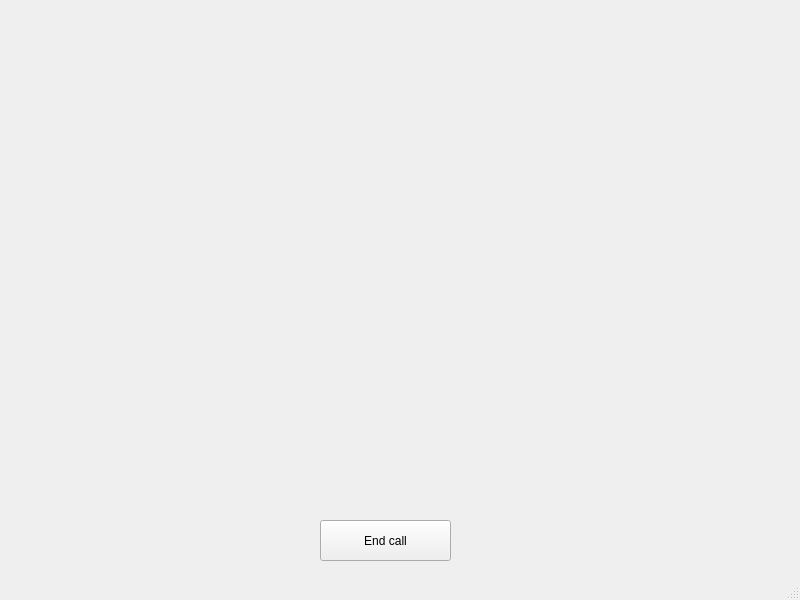
First picture: the form in ui/callwindow.ui, repository ultravideo/uvgComm, before the edit.
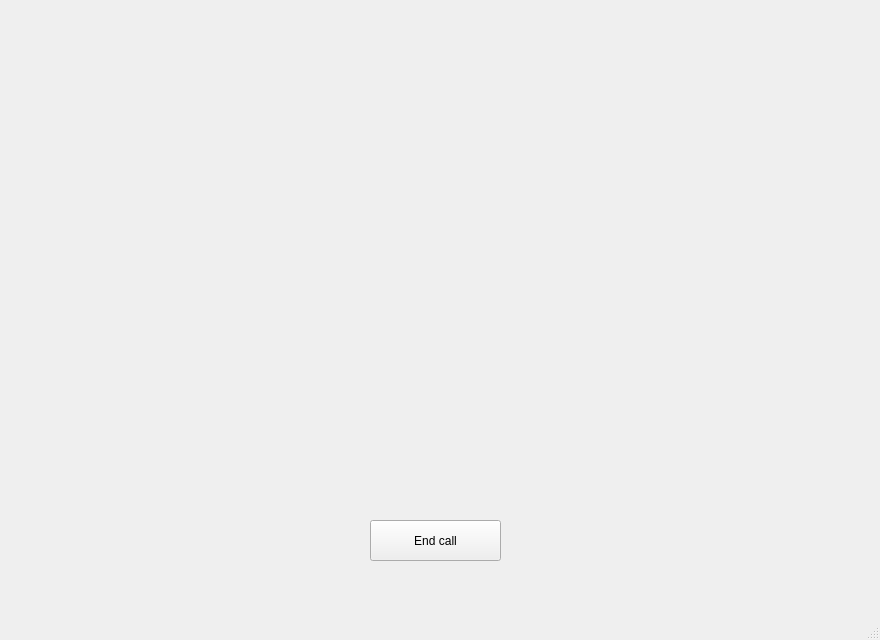
Second picture: the form after the edit. Custom widgets are drawn as their Qt base class.

Commit message: RTP receiver sends data forward now. Small UI changes.

Diff of the .ui file:
```diff
--- a/ui/callwindow.ui
+++ b/ui/callwindow.ui
@@ -6,8 +6,8 @@
    <rect>
     <x>0</x>
     <y>0</y>
-    <width>800</width>
-    <height>600</height>
+    <width>880</width>
+    <height>640</height>
    </rect>
   </property>
   <property name="windowTitle">
@@ -17,7 +17,7 @@
    <widget class="QPushButton" name="EndCallButton">
     <property name="geometry">
      <rect>
-      <x>320</x>
+      <x>370</x>
       <y>520</y>
       <width>131</width>
       <height>41</height>
@@ -30,10 +30,10 @@
    <widget class="VideoWidget" name="videoCall" native="true">
     <property name="geometry">
      <rect>
-      <x>160</x>
-      <y>50</y>
-      <width>431</width>
-      <height>291</height>
+      <x>120</x>
+      <y>30</y>
+      <width>640</width>
+      <height>480</height>
      </rect>
     </property>
    </widget>
```
Left out of the diff: 14 changed lines with no effect on the pictures. The commit also changes 3 other files.
